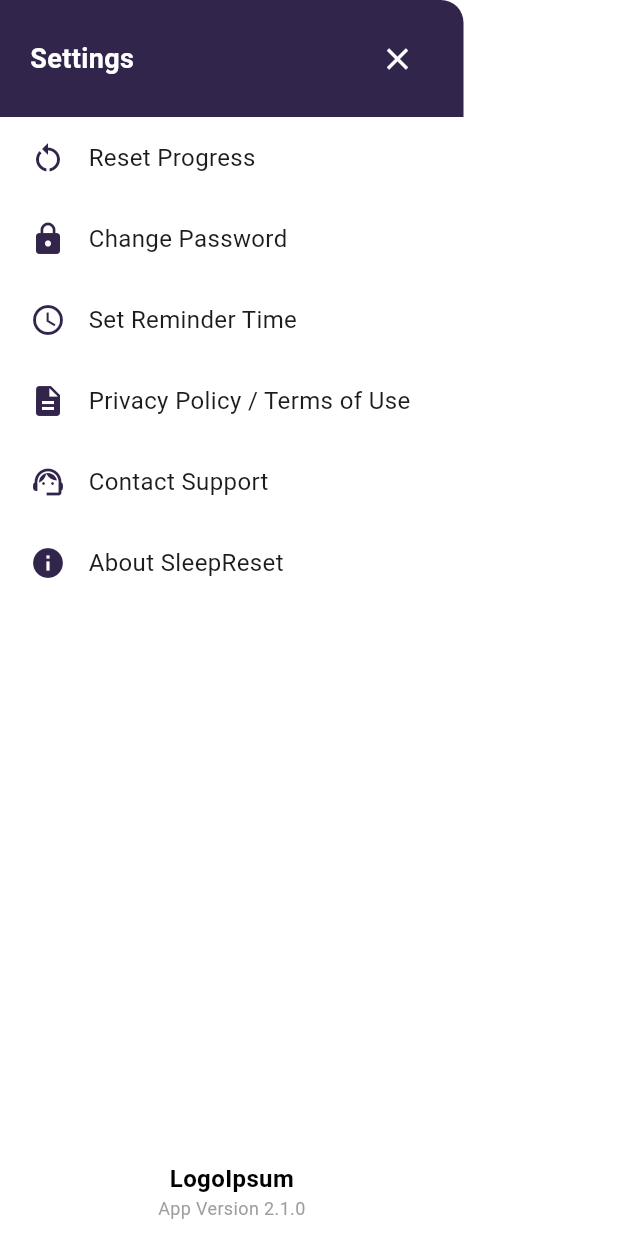
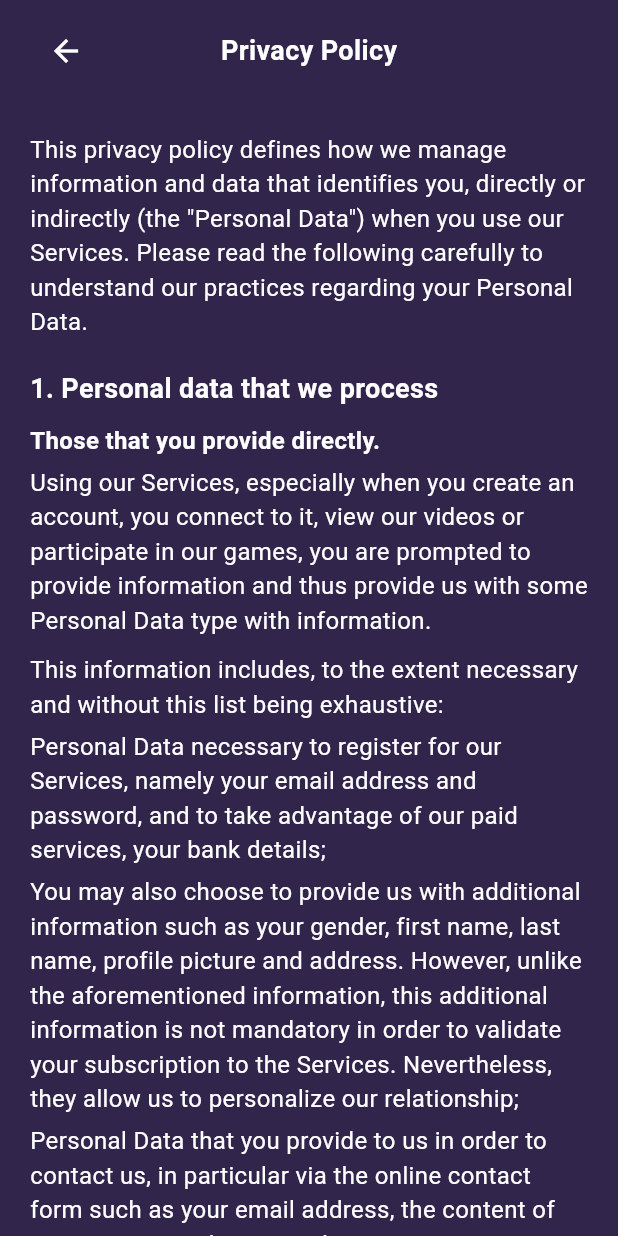
Before and after one commit to YOsF156/my_app, a Flutter app: the SettingsScreen screen opened by its route, after a tap on "Privacy Policy / Terms of Use", on a phone screen of 412 x 824 dp. Run offline on Flutter 3.47's test engine with Material 3 defaults, Android fonts, the phone set to English and light mode, and no system bars; our stand-ins replace cloud_firestore, firebase_auth, firebase_core; accounts and stored records are empty.

Commit message:
privacy policy added

```diff
--- a/lib/main.dart
+++ b/lib/main.dart
@@ -8,7 +8,8 @@ import 'screens/session_screen.dart';
 import 'screens/session_completion_screen.dart';
 import 'screens/reminders_screen.dart';
 import 'screens/settings_screen.dart';
-import 'screens/about_us_screen.dart'; // Add this import
+import 'screens/about_us_screen.dart';
+import 'screens/privacy_policy_screen.dart'; // Add this import
 import 'package:firebase_core/firebase_core.dart';
 import 'package:my_app/firebase_options.dart';
 
@@ -37,7 +38,8 @@ class MyApp extends StatelessWidget {
         '/session-completion': (context) => SessionCompletionScreen(),
         '/reminders': (context) => RemindersScreen(),
         '/settings': (context) => SettingsScreen(),
-        '/about-us': (context) => AboutUsScreen(), // Add this route
+        '/about-us': (context) => AboutUsScreen(),
+        '/privacy-policy': (context) => PrivacyPolicyScreen(), // Add this route
       },
     );
   }
--- /dev/null
+++ b/lib/screens/privacy_policy_screen.dart
@@ -0,0 +1,131 @@
+import 'package:flutter/material.dart';
+
+class PrivacyPolicyScreen extends StatelessWidget {
+  @override
+  Widget build(BuildContext context) {
+    return Scaffold(
+      body: Container(
+        decoration: BoxDecoration(
+          gradient: LinearGradient(
+            begin: Alignment.topCenter,
+            end: Alignment.bottomCenter,
+            colors: [Color(0xFF32254B), Color(0xFF32254B)],
+          ),
+        ),
+        child: SafeArea(
+          child: Column(
+            children: [
+              // AppBar with back arrow and title
+              Container(
+                padding: EdgeInsets.symmetric(horizontal: 20, vertical: 10),
+                color: Color(0xFF32254B),
+                child: Row(
+                  mainAxisAlignment: MainAxisAlignment.spaceBetween,
+                  children: [
+                    IconButton(
+                      icon: Icon(Icons.arrow_back, color: Colors.white),
+                      onPressed: () => Navigator.pop(context),
+                    ),
+                    Text(
+                      'Privacy Policy',
+                      style: TextStyle(
+                        color: Colors.white,
+                        fontSize: 18,
+                        fontWeight: FontWeight.bold,
+                      ),
+                    ),
+                    SizedBox(width: 48), // Placeholder to balance the row
+                  ],
+                ),
+              ),
+              // Scrollable content
+              Expanded(
+                child: ListView(
+                  padding: EdgeInsets.all(20),
+                  children: [
+                    // Introduction
+                    Text(
+                      'This privacy policy defines how we manage '
+                      'information and data that identifies you, directly '
+                      'or indirectly (the "Personal Data") when you use '
+                      'our Services. Please read the following carefully '
+                      'to understand our practices regarding your '
+                      'Personal Data.',
+                      style: TextStyle(color: Colors.white, fontSize: 16),
+                    ),
+                    SizedBox(height: 20),
+
+                    // Personal data that we process
+                    Text(
+                      '1. Personal data that we process',
+                      style: TextStyle(
+                        color: Colors.white,
+                        fontSize: 18,
+                        fontWeight: FontWeight.bold,
+                      ),
+                    ),
+                    SizedBox(height: 10),
+                    Text(
+                      'Those that you provide directly.',
+                      style: TextStyle(
+                        color: Colors.white,
+                        fontSize: 16,
+                        fontWeight: FontWeight.bold,
+                      ),
+                    ),
+                    SizedBox(height: 5),
+                    Text(
+                      'Using our Services, especially when you '
+                      'create an account, you connect to it, view our '
+                      'videos or participate in our games, you are '
+                      'prompted to provide information and thus '
+                      'provide us with some Personal Data type '
+                      'with information.',
+                      style: TextStyle(color: Colors.white, fontSize: 16),
+                    ),
+                    SizedBox(height: 10),
+                    Text(
+                      'This information includes, to the extent '
+                      'necessary and without this list being exhaustive:',
+                      style: TextStyle(color: Colors.white, fontSize: 16),
+                    ),
+                    SizedBox(height: 5),
+                    Text(
+                      'Personal Data necessary to register for our '
+                      'Services, namely your email address and '
+                      'password, and to take advantage of our paid '
+                      'services, your bank details;',
+                      style: TextStyle(color: Colors.white, fontSize: 16),
+                    ),
+                    SizedBox(height: 5),
+                    Text(
+                      'You may also choose to provide us with '
+                      'additional information such as your gender, first '
+                      'name, last name, profile picture and address. '
+                      'However, unlike the aforementioned information, '
+                      'this additional information is not mandatory in '
+                      'order to validate your subscription to the '
+                      'Services. Nevertheless, they allow us to '
+                      'personalize our relationship;',
+                      style: TextStyle(color: Colors.white, fontSize: 16),
+                    ),
+                    SizedBox(height: 5),
+                    Text(
+                      'Personal Data that you provide to us in order '
+                      'to contact us, in particular via the online contact '
+                      'form such as your email address, the content of '
+                      'your request and any attachments',
+                      style: TextStyle(color: Colors.white, fontSize: 16),
+                    ),
+                  ],
+                ),
+              ),
+              // Logo and Version at the bottom (optional, can be added later if needed)
+              // For now, we'll omit it since the design doesn't show it here
+            ],
+          ),
+        ),
+      ),
+    );
+  }
+}
--- a/lib/screens/settings_screen.dart
+++ b/lib/screens/settings_screen.dart
@@ -152,9 +152,8 @@ class _SettingsScreenState extends State<SettingsScreen> {
                     _buildSettingOption(
                       icon: Icons.description,
                       title: 'Privacy Policy / Terms of Use',
-                      onTap: () {
-                        print('Privacy Policy tapped');
-                      },
+                      onTap: () => Navigator.pushNamed(context,
+                          '/privacy-policy'), // Navigate to Privacy Policy
                     ),
                     _buildSettingOption(
                       icon: Icons.support_agent,
@@ -166,8 +165,7 @@ class _SettingsScreenState extends State<SettingsScreen> {
                     _buildSettingOption(
                       icon: Icons.info,
                       title: 'About SleepReset',
-                      onTap: () => Navigator.pushNamed(
-                          context, '/about-us'), // Navigate to About Us
+                      onTap: () => Navigator.pushNamed(context, '/about-us'),
                     ),
                   ],
                 ),
```
